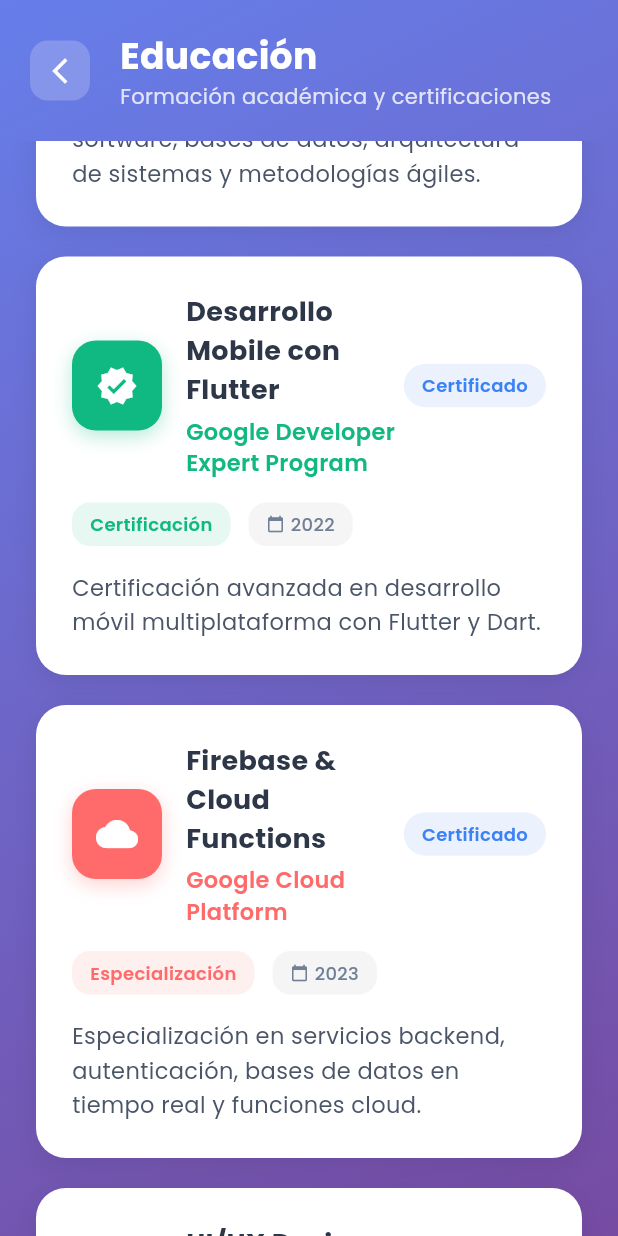
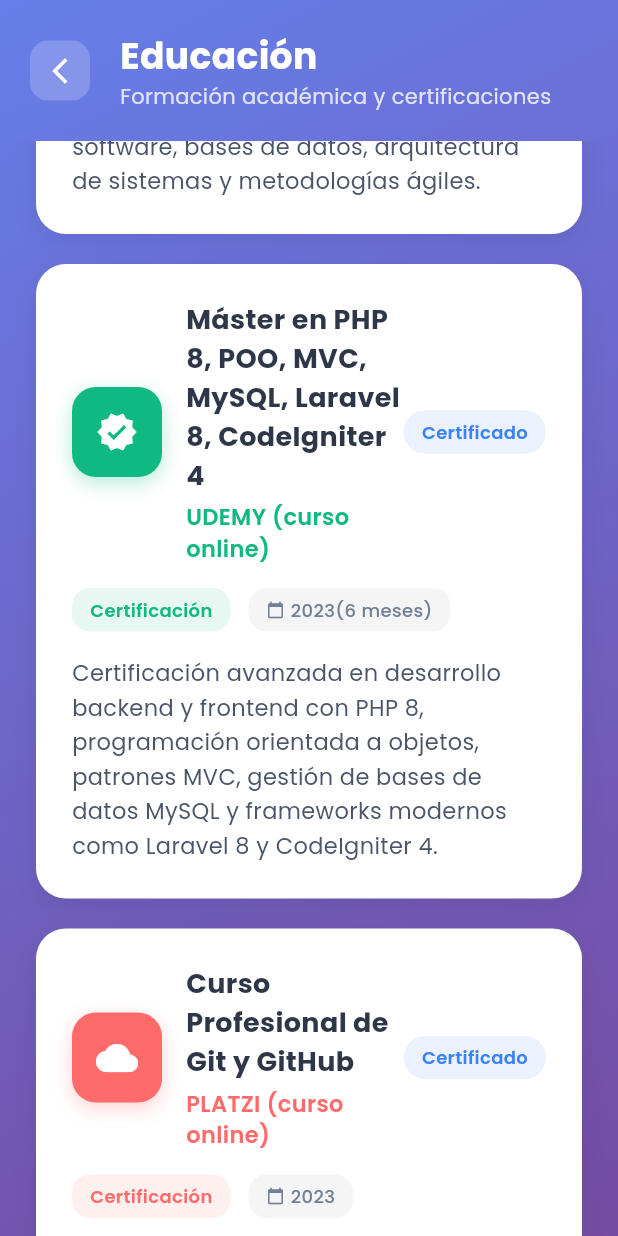
Before and after one commit to SamBrizet/samanta_mogrovejo, a Flutter app: the EducationScreen screen opened by its route, scrolled down 576 dp, on a phone screen of 412 x 824 dp. Run offline on Flutter 3.47's test engine with Material 3 defaults, Android fonts, the light colour scheme and no system bars; our stand-ins replace google_fonts.

Commit message:
completado

```diff
--- a/lib/main.dart
+++ b/lib/main.dart
@@ -1,20 +1,36 @@
 import 'package:flutter/material.dart';
 import 'theme/app_theme.dart';
-import 'pages/resume_home.dart'; // ✅
+import 'pages/resume_home.dart';
 import 'pages/about_page.dart';
 import 'pages/skills_page.dart';
 import 'pages/experience_page.dart';
 import 'pages/education_page.dart';
 import 'pages/contact_page.dart';
+import 'pages/my_widgets_page.dart';
 
 void main() => runApp(MyResumeApp());
 
-class MyResumeApp extends StatelessWidget {
+class MyResumeApp extends StatefulWidget {
+  @override
+  State<MyResumeApp> createState() => _MyResumeAppState();
+}
+
+class _MyResumeAppState extends State<MyResumeApp> {
+  bool isDarkMode = false;
+
+  void toggleTheme(bool value) {
+    setState(() {
+      isDarkMode = value;
+    });
+  }
+
   @override
   Widget build(BuildContext context) {
     return MaterialApp(
       title: 'Samanta Brizet - CV',
       theme: AppTheme.lightTheme,
+      darkTheme: ThemeData.dark(),
+      themeMode: isDarkMode ? ThemeMode.dark : ThemeMode.light,
       debugShowCheckedModeBanner: false,
       initialRoute: '/',
       routes: {
@@ -24,6 +40,11 @@ class MyResumeApp extends StatelessWidget {
         '/experience': (context) => ExperienceScreen(),
         '/education': (context) => EducationScreen(),
         '/contact': (context) => ContactScreen(),
+        // Pasa el estado y el callback solo a MyWidgetsPage
+        '/mywidgets': (context) => MyWidgetsPage(
+              isDarkMode: isDarkMode,
+              onThemeChanged: toggleTheme,
+            ),
       },
     );
   }
--- a/lib/pages/education_page.dart
+++ b/lib/pages/education_page.dart
@@ -13,9 +13,9 @@ class _EducationScreenState extends State<EducationScreen>
 
   final List<Map<String, dynamic>> educationData = [
     {
-      'title': 'Ingeniería de Sistemas',
-      'institution': 'Universidad Nacional Mayor de San Marcos',
-      'period': '2018 - 2023',
+      'title': 'Desarrollo de sistemas e información',
+      'institution': 'IESTP San Pedro del valle de mala',
+      'period': '2017 - 2019',
       'type': 'Pregrado',
       'description': 'Formación integral en desarrollo de software, bases de datos, arquitectura de sistemas y metodologías ágiles.',
       'color': Color(0xFF3B82F6),
@@ -23,35 +23,26 @@ class _EducationScreenState extends State<EducationScreen>
       'status': 'Completado',
     },
     {
-      'title': 'Desarrollo Mobile con Flutter',
-      'institution': 'Google Developer Expert Program',
-      'period': '2022',
+      'title': 'Máster en PHP 8, POO, MVC, MySQL, Laravel 8, CodeIgniter 4',
+      'institution': 'UDEMY (curso online)',
+      'period': '2023(6 meses)',
       'type': 'Certificación',
-      'description': 'Certificación avanzada en desarrollo móvil multiplataforma con Flutter y Dart.',
+      'description': 'Certificación avanzada en desarrollo backend y frontend con PHP 8, programación orientada a objetos, patrones MVC, gestión de bases de datos MySQL y frameworks modernos como Laravel 8 y CodeIgniter 4.',
       'color': Color(0xFF10B981),
       'icon': Icons.verified,
       'status': 'Certificado',
     },
     {
-      'title': 'Firebase & Cloud Functions',
-      'institution': 'Google Cloud Platform',
+      'title': 'Curso Profesional de Git y GitHub',
+      'institution': 'PLATZI (curso online)',
       'period': '2023',
-      'type': 'Especialización',
-      'description': 'Especialización en servicios backend, autenticación, bases de datos en tiempo real y funciones cloud.',
+      'type': 'Certificación',
+     'description': 'Certificación profesional en control de versiones con Git y gestión de proyectos colaborativos en GitHub, incluyendo ramas, pull requests, flujos de trabajo y buenas prácticas para el desarrollo de software.',
       'color': Color(0xFFFF6B6B),
       'icon': Icons.cloud,
       'status': 'Certificado',
     },
-    {
-      'title': 'UI/UX Design Fundamentals',
-      'institution': 'Figma Academy',
-      'period': '2021',
-      'type': 'Curso',
-      'description': 'Fundamentos de diseño de interfaces, prototipado y experiencia de usuario.',
-      'color': Color(0xFF8B5CF6),
-      'icon': Icons.design_services,
-      'status': 'Completado',
-    },
+
   ];
 
   @override
--- a/lib/pages/experience_page.dart
+++ b/lib/pages/experience_page.dart
@@ -14,18 +14,18 @@ class _ExperienceScreenState extends State<ExperienceScreen>
   final List<Map<String, dynamic>> experiences = [
     {
       'title': 'Flutter Developer',
-      'company': 'Agencia Creativa PinkCode',
-      'period': '2022 - Presente',
-      'description': 'Desarrollo de apps móviles y web con Flutter. Implementación de arquitectura limpia, integración con Firebase, diseño responsivo y trabajo colaborativo con diseñadores UI/UX.',
+      'company': 'Blue Media',
+      'period': '2023 - Presente',
+      'description': 'Desarrollo de aplicaciones móviles y web a partir de prototipos en Figma, transformando diseños en código funcional y responsivo. Especializada en frontend con Flutter, pero también implemento lógica de negocio y gestión de estados con Bloc para una experiencia completa.',
       'color': Color(0xFF02569B),
       'icon': Icons.smartphone,
       'current': true,
     },
     {
-      'title': 'Junior Flutter Dev',
-      'company': 'Startup NovaApps',
-      'period': '2021 - 2022',
-      'description': 'Creación de módulos interactivos para apps educativas. Mantenimiento de código, migración a null safety y pruebas de UI.',
+      'title': 'Full Stack Developer junior (MongoDB, Express, Vue.js)',
+      'company': 'Ares revisiones técnicas vehiculares',
+      'period': '2022 - 2023',
+      'description': 'Desarrollé funcionalidades full stack, gestionando bases de datos en MongoDB, creando y administrando rutas y APIs REST con Express, y construyendo interfaces interactivas con Vue.js. Encargado de la integración entre frontend y backend, así como del modelado de datos y operaciones CRUD',
       'color': Color(0xFF4CAF50),
       'icon': Icons.code,
       'current': false,
--- a/lib/pages/skills_page.dart
+++ b/lib/pages/skills_page.dart
@@ -113,12 +113,12 @@ class _SkillsScreenState extends State<SkillsScreen>
               Icons.construction,
               Color(0xFF4ECDC4),
               [
-                {'name': 'Flutter', 'level': 0.9, 'color': Color(0xFF02569B)},
-                {'name': 'Dart', 'level': 0.9, 'color': Color(0xFF0175C2)},
-                {'name': 'Firebase', 'level': 0.8, 'color': Color(0xFFFFCA28)},
-                {'name': 'Git', 'level': 0.8, 'color': Color(0xFFF05032)},
+                {'name': 'Flutter', 'level': 0.8, 'color': Color(0xFF02569B)},
+                {'name': 'Dart', 'level': 0.8, 'color': Color(0xFF0175C2)},
+                {'name': 'MongoDB', 'level': 0.7, 'color': Color(0xFFFFCA28)},
+                {'name': 'Git', 'level': 0.85, 'color': Color(0xFFF05032)},
                 {'name': 'REST APIs', 'level': 0.85, 'color': Color(0xFF61DAFB)},
-                {'name': 'Provider / Bloc', 'level': 0.8, 'color': Color(0xFF9C27B0)},
+                {'name': 'Provider / Bloc', 'level': 0.7, 'color': Color(0xFF9C27B0)},
                 {'name': 'Clean Architecture', 'level': 0.75, 'color': Color(0xFF4CAF50)},
                 {'name': 'Figma', 'level': 0.7, 'color': Color(0xFFF24E1E)},
               ],
--- a/lib/theme/app_theme.dart
+++ b/lib/theme/app_theme.dart
@@ -1,16 +1,25 @@
 import 'package:flutter/material.dart';
 import 'package:google_fonts/google_fonts.dart';
+import 'colors.dart';
 
 class AppTheme {
-  static const Color primaryColor = Color(0xFFFFC0CB);
-  static const Color accentColor = Color(0xFFF48FB1);
-  static const Color textColor = Color(0xFF333333);
-  static const Color backgroundColor = Color(0xFFFFF0F5);
+   const AppTheme._();
 
   static final ThemeData lightTheme = ThemeData(
-    scaffoldBackgroundColor: backgroundColor,
-    colorScheme: ColorScheme.fromSeed(seedColor: primaryColor),
-    textTheme: GoogleFonts.poppinsTextTheme(),
-    useMaterial3: true,
+     useMaterial3: true,
+     primaryColor: AppColors.primary,
+     colorScheme: ColorScheme.fromSeed(seedColor: AppColors.primary),
+     scaffoldBackgroundColor: AppColors.backgroundLight,
+      textTheme: GoogleFonts.poppinsTextTheme().apply(
+      bodyColor: AppColors.textDark,
+      displayColor: AppColors.textDark,
+    ),
+     appBarTheme: const AppBarTheme(
+      backgroundColor: AppColors.primary,
+      foregroundColor: AppColors.textLight,
+      elevation: 0,
+    ),
+    iconTheme: const IconThemeData(color: AppColors.textDark),
   );
+
 }
--- /dev/null
+++ b/lib/theme/colors.dart
@@ -0,0 +1,21 @@
+import 'package:flutter/material.dart';
+
+class AppColors {
+  // Gradiente corporativo
+  static const Color gradientStart  = Color(0xFF667EEA);
+  static const Color gradientMiddle = Color(0xFF764BA2);
+  static const Color gradientEnd    = Color(0xFFF093FB);
+
+  // Colores básicos
+  static const Color primary   = gradientStart;
+  static const Color secondary = Color(0xFF6D83F2);
+  static const Color backgroundLight = Color(0xFFFFFFFF);
+  static const Color backgroundDark  = Color(0xFF121212);
+
+  // Texto
+  static const Color textLight = Colors.white;
+  static const Color textDark  = Colors.black87;
+  static const Color textPrimary = Color(0xFF272727);
+
+  // …añade más si necesitas
+}
--- a/lib/widgets/section_title.dart
+++ b/lib/widgets/section_title.dart
@@ -1,5 +1,6 @@
 import 'package:flutter/material.dart';
 import '../theme/app_theme.dart';
+import '../theme/colors.dart';
 
 class SectionTitle extends StatelessWidget {
   final String title;
@@ -14,7 +15,7 @@ class SectionTitle extends StatelessWidget {
         style: TextStyle(
           fontSize: 28,
           fontWeight: FontWeight.bold,
-          color: AppTheme.accentColor,
+          color: AppColors.textPrimary,
         ),
         textAlign: TextAlign.center,
       ),
--- a/pubspec.yaml
+++ b/pubspec.yaml
@@ -61,8 +61,8 @@ flutter:
   uses-material-design: true
 
   # To add assets to your application, add an assets section, like this:
-  # assets:
-  #   - images/a_dot_burr.jpeg
+  assets:
+    - assets/images/
   #   - images/a_dot_ham.jpeg
 
   # An image asset can refer to one or more resolution-specific "variants", see
```
Also changed, not shown: lib/pages/about_page.dart (+10 -11 lines), lib/pages/my_widgets_page.dart (added, +154 -0 lines), lib/pages/resume_home.dart (+33 -16 lines), lib/widgets/animated_profile_card.dart (added, +131 -0 lines), lib/widgets/custom_notification.dart (added, +98 -0 lines), lib/widgets/theme_switcher.dart (added, +28 -0 lines), assets/images/profile.webp (added).
